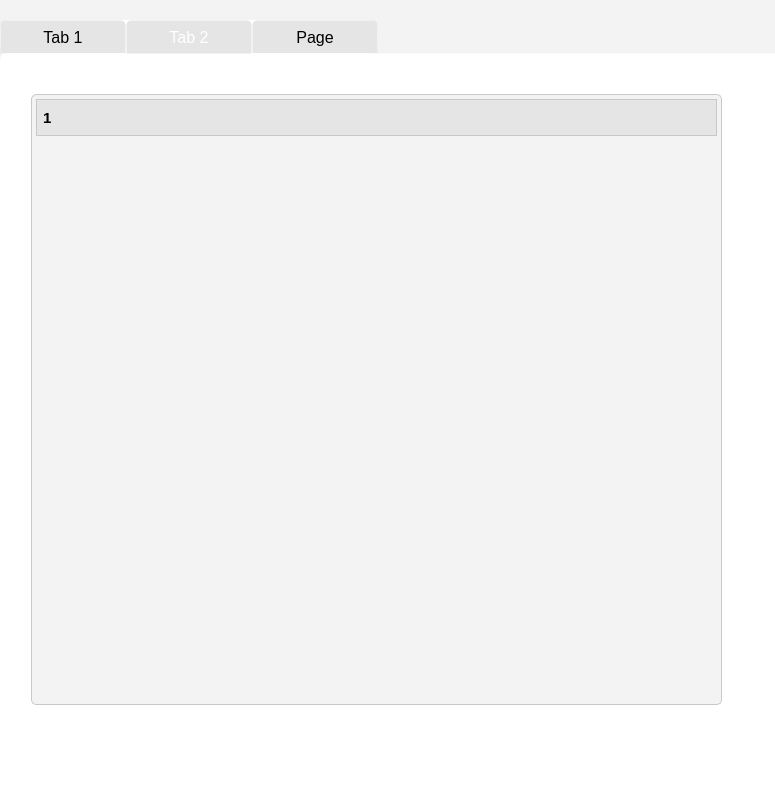
First picture: the form in School_System/ui/EditTeacherDialog.ui, repository KasperJack/School-Management-System, before the edit.
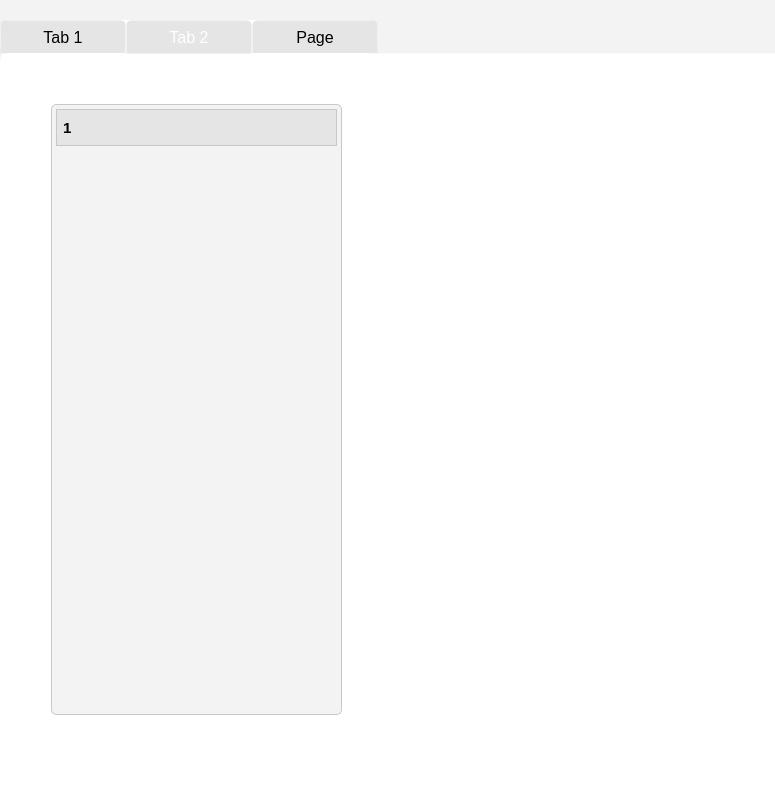
Second picture: the form after the edit. Icons and pictures are not drawn.

The edit to the form file:
```diff
--- a/School_System/ui/EditTeacherDialog.ui
+++ b/School_System/ui/EditTeacherDialog.ui
@@ -365,9 +365,9 @@
     <widget class="QTreeWidget" name="tree_widget">
      <property name="geometry">
       <rect>
-       <x>30</x>
-       <y>40</y>
-       <width>691</width>
+       <x>50</x>
+       <y>50</y>
+       <width>291</width>
        <height>611</height>
       </rect>
      </property>
```
Left out of the diff: 6 changed lines with no effect on the pictures.
